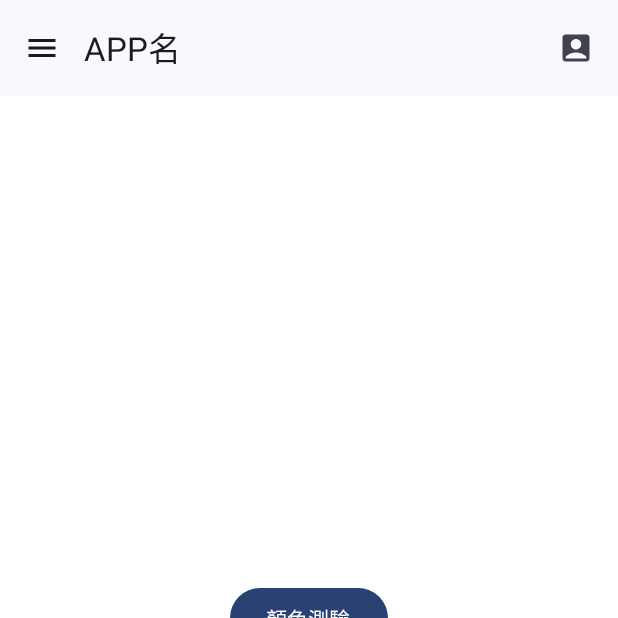
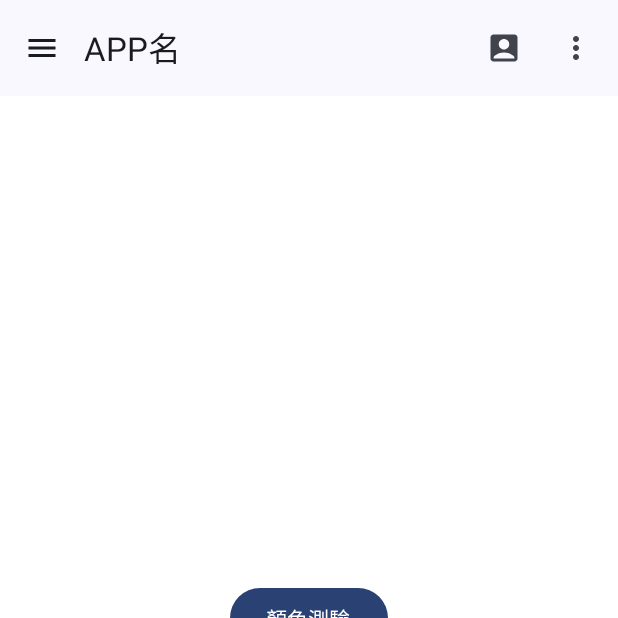
Before and after one commit to cindili1215/finalproject2, an Android app built with Jetpack Compose: the screen it shows after launch (MainActivity), on a phone screen of 412 x 824 dp, the top half of it. Run offline under Robolectric (Android 15) with nearby library versions, the phone set to English and light mode, and no system bars.

Commit message:
設定圖示提示+下拉圖示

```diff
--- a/app/src/main/java/tw/edu/pu/csim/cindi/finalproject2/MainActivity.kt
+++ b/app/src/main/java/tw/edu/pu/csim/cindi/finalproject2/MainActivity.kt
@@ -2,6 +2,7 @@ package tw.edu.pu.csim.cindi.finalproject2
 
 import android.content.Intent
 import android.os.Bundle
+import android.view.animation.Animation
 import android.widget.Toast
 import androidx.activity.ComponentActivity
 import androidx.activity.compose.setContent
@@ -11,8 +12,11 @@ import androidx.compose.foundation.layout.Column
 import androidx.compose.foundation.layout.fillMaxSize
 import androidx.compose.material.icons.Icons
 import androidx.compose.material.icons.filled.Menu
+import androidx.compose.material.icons.filled.MoreVert
 import androidx.compose.material.icons.rounded.AccountBox
 import androidx.compose.material3.Button
+import androidx.compose.material3.DropdownMenu
+import androidx.compose.material3.DropdownMenuItem
 import androidx.compose.material3.ExperimentalMaterial3Api
 import androidx.compose.material3.Icon
 import androidx.compose.material3.IconButton
@@ -21,6 +25,10 @@ import androidx.compose.material3.Surface
 import androidx.compose.material3.Text
 import androidx.compose.material3.TopAppBar
 import androidx.compose.runtime.Composable
+import androidx.compose.runtime.getValue
+import androidx.compose.runtime.mutableStateOf
+import androidx.compose.runtime.remember
+import androidx.compose.runtime.setValue
 import androidx.compose.ui.Alignment
 import androidx.compose.ui.Modifier
 import androidx.compose.ui.graphics.Color
@@ -73,6 +81,7 @@ fun FirstScreen() {
 @Composable
 fun Main() {
     val context = LocalContext.current
+    var showMenu by remember { mutableStateOf(false) }
 
     Column {
         TopAppBar(
@@ -91,9 +100,39 @@ fun Main() {
                 ) {
                     Icon(Icons.Rounded.AccountBox, contentDescription = "Author")
                 }
+                IconButton(
+                    onClick = { showMenu = true;Toast.makeText(context, "您點選了設定圖示", Toast.LENGTH_SHORT).show()
+                    }
+                ) {
+                    Icon(Icons.Default.MoreVert, contentDescription = "More")
+                }
+
+                DropdownMenu(
+                    expanded = showMenu, onDismissRequest = { showMenu = false }
+                ) {
+                    DropdownMenuItem(
+                        text = { Text("背景音1") },
+                        onClick = {
+                            val navController = null
+                            navController.setValue("JumpFirst")
+                        })
+
+                    DropdownMenuItem(
+                        text = { Text("背景音2") },
+                        onClick = {
+                            val navController = null
+                            navController.setValue("JumpSecond")
+                        })
+                }
+
+
             }
 
 
         )
     }
 }
+
+private fun Nothing?.setValue(s: String) {
+
+}
```
